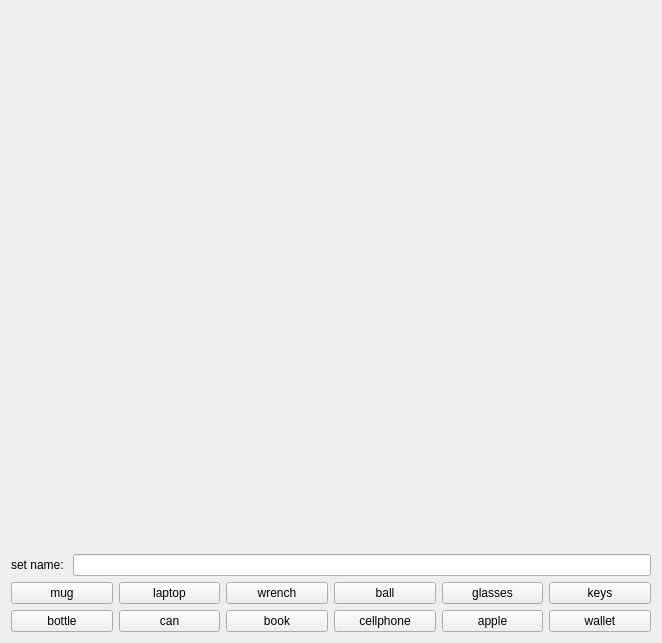
Before: the Qt Designer form components/benchmark/src/mainUI.ui in ljmanso/prp, drawn with Qt 5.
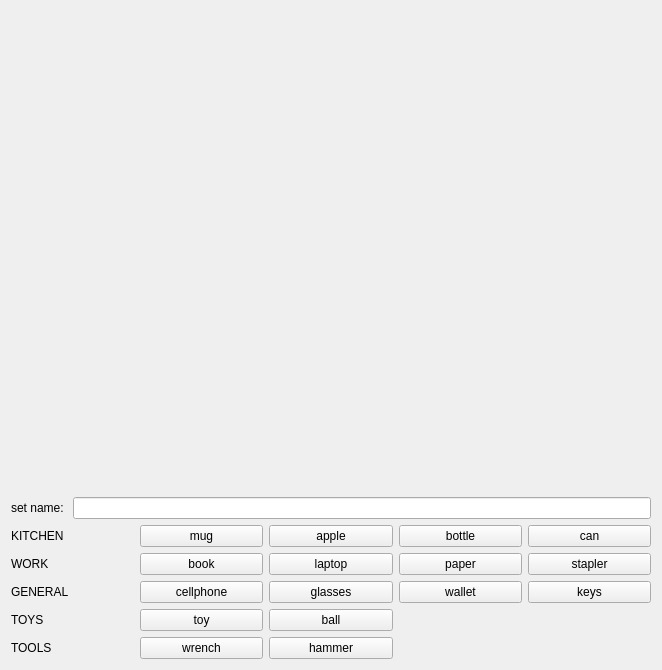
After: the same form once the commit is applied.

```diff
--- a/components/benchmark/src/mainUI.ui
+++ b/components/benchmark/src/mainUI.ui
@@ -45,87 +45,150 @@
      </item>
      <item>
       <layout class="QGridLayout" name="gridLayout">
-       <item row="0" column="3">
-        <widget class="QPushButton" name="ballButton">
-         <property name="text">
-          <string>ball</string>
-         </property>
-        </widget>
-       </item>
-       <item row="0" column="1">
+       <item row="1" column="2">
         <widget class="QPushButton" name="laptopButton">
          <property name="text">
           <string>laptop</string>
          </property>
         </widget>
        </item>
-       <item row="0" column="2">
-        <widget class="QPushButton" name="wrenchButton">
-         <property name="text">
-          <string>wrench</string>
-         </property>
-        </widget>
-       </item>
        <item row="0" column="0">
-        <widget class="QPushButton" name="mugButton">
+        <widget class="QLabel" name="label_3">
          <property name="text">
-          <string>mug</string>
+          <string>KITCHEN</string>
          </property>
         </widget>
        </item>
        <item row="0" column="4">
-        <widget class="QPushButton" name="glassesButton">
+        <widget class="QPushButton" name="canButton">
          <property name="text">
-          <string>glasses</string>
+          <string>can</string>
          </property>
         </widget>
        </item>
-       <item row="0" column="5">
-        <widget class="QPushButton" name="keysButton">
+       <item row="3" column="1">
+        <widget class="QPushButton" name="toyButton">
          <property name="text">
-          <string>keys</string>
+          <string>toy</string>
          </property>
         </widget>
        </item>
-       <item row="1" column="0">
+       <item row="0" column="3">
         <widget class="QPushButton" name="bottleButton">
          <property name="text">
           <string>bottle</string>
          </property>
         </widget>
        </item>
+       <item row="1" column="4">
+        <widget class="QPushButton" name="staplerButton">
+         <property name="text">
+          <string>stapler</string>
+         </property>
+        </widget>
+       </item>
+       <item row="2" column="3">
+        <widget class="QPushButton" name="walletButton">
+         <property name="text">
+          <string>wallet</string>
+         </property>
+        </widget>
+       </item>
+       <item row="2" column="1">
+        <widget class="QPushButton" name="cellphoneButton">
+         <property name="text">
+          <string>cellphone</string>
+         </property>
+        </widget>
+       </item>
+       <item row="2" column="2">
+        <widget class="QPushButton" name="glassesButton">
+         <property name="text">
+          <string>glasses</string>
+         </property>
+        </widget>
+       </item>
        <item row="1" column="1">
-        <widget class="QPushButton" name="canButton">
-         <property name="text">
-          <string>can</string>
-         </property>
-        </widget>
-       </item>
-       <item row="1" column="2">
         <widget class="QPushButton" name="bookButton">
          <property name="text">
           <string>book</string>
          </property>
         </widget>
        </item>
-       <item row="1" column="3">
-        <widget class="QPushButton" name="cellphoneButton">
+       <item row="0" column="1">
+        <widget class="QPushButton" name="mugButton">
          <property name="text">
-          <string>cellphone</string>
+          <string>mug</string>
          </property>
         </widget>
        </item>
-       <item row="1" column="4">
+       <item row="0" column="2">
         <widget class="QPushButton" name="appleButton">
          <property name="text">
           <string>apple</string>
          </property>
         </widget>
        </item>
-       <item row="1" column="5">
-        <widget class="QPushButton" name="walletButton">
+       <item row="2" column="4">
+        <widget class="QPushButton" name="keysButton">
          <property name="text">
-          <string>wallet</string>
+          <string>keys</string>
+         </property>
+        </widget>
+       </item>
+       <item row="1" column="3">
+        <widget class="QPushButton" name="paperButton">
+         <property name="text">
+          <string>paper</string>
+         </property>
+        </widget>
+       </item>
+       <item row="4" column="1">
+        <widget class="QPushButton" name="wrenchButton">
+         <property name="text">
+          <string>wrench</string>
+         </property>
+        </widget>
+       </item>
+       <item row="3" column="2">
+        <widget class="QPushButton" name="ballButton">
+         <property name="text">
+          <string>ball</string>
+         </property>
+        </widget>
+       </item>
+       <item row="1" column="0">
+        <widget class="QLabel" name="label_4">
+         <property name="text">
+          <string>WORK</string>
+         </property>
+        </widget>
+       </item>
+       <item row="2" column="0">
+        <widget class="QLabel" name="label_5">
+         <property name="text">
+          <string>GENERAL</string>
+         </property>
+        </widget>
+       </item>
+       <item row="3" column="0">
+        <widget class="QLabel" name="label_6">
+         <property name="text">
+          <string>TOYS</string>
+         </property>
+        </widget>
+       </item>
+       <item row="4" column="0">
+        <widget class="QLabel" name="label_7">
+         <property name="text">
+          <string>TOOLS</string>
+         </property>
+        </widget>
+       </item>
+       <item row="4" column="2">
+        <widget class="QPushButton" name="hammerButton">
+         <property name="text">
+          <string>hammer</string>
          </property>
         </widget>
        </item>
```
Left out of the diff: 2 changed lines with no effect on the pictures.
